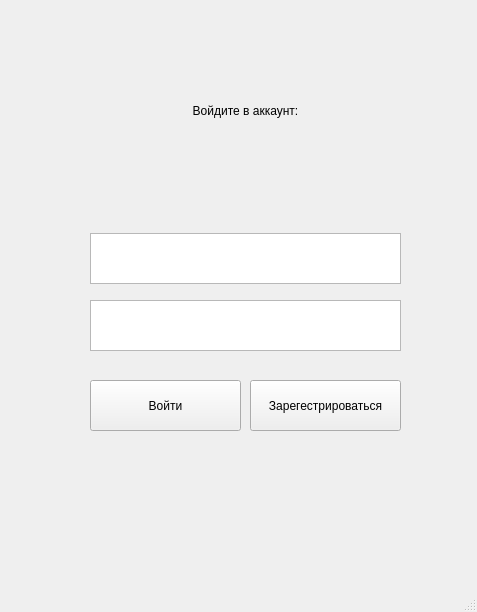
Qt form Assets/WindowsUI/sign.ui (yshelev/nya) before a commit.
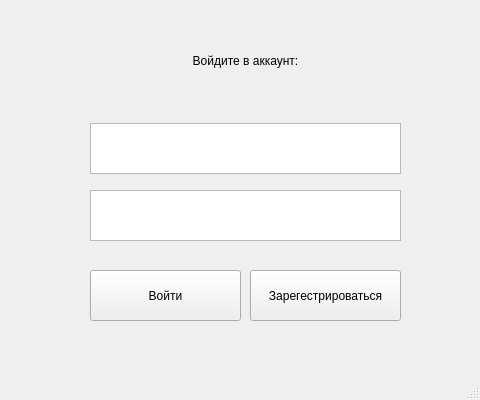
The same form after that commit.

Patch:
```diff
--- a/Assets/WindowsUI/sign.ui
+++ b/Assets/WindowsUI/sign.ui
@@ -6,8 +6,8 @@
    <rect>
     <x>0</x>
     <y>0</y>
-    <width>477</width>
-    <height>612</height>
+    <width>480</width>
+    <height>400</height>
    </rect>
   </property>
   <property name="windowTitle">
@@ -18,7 +18,7 @@
     <property name="geometry">
      <rect>
       <x>90</x>
-      <y>233</y>
+      <y>123</y>
       <width>311</width>
       <height>51</height>
      </rect>
@@ -28,7 +28,7 @@
     <property name="geometry">
      <rect>
       <x>90</x>
-      <y>300</y>
+      <y>190</y>
       <width>311</width>
       <height>51</height>
      </rect>
@@ -38,7 +38,7 @@
     <property name="geometry">
      <rect>
       <x>90</x>
-      <y>50</y>
+      <y>0</y>
       <width>311</width>
       <height>121</height>
      </rect>
@@ -54,7 +54,7 @@
     <property name="geometry">
      <rect>
       <x>250</x>
-      <y>380</y>
+      <y>270</y>
       <width>151</width>
       <height>51</height>
      </rect>
@@ -67,7 +67,7 @@
     <property name="geometry">
      <rect>
       <x>90</x>
-      <y>380</y>
+      <y>270</y>
       <width>151</width>
       <height>51</height>
      </rect>
@@ -76,6 +76,34 @@
      <string>Войти</string>
     </property>
    </widget>
+   <widget class="QLabel" name="label_warning">
+    <property name="geometry">
+     <rect>
+      <x>0</x>
+      <y>70</y>
+      <width>481</width>
+      <height>51</height>
+     </rect>
+    </property>
+    <property name="font">
+     <font>
+      <pointsize>10</pointsize>
+      <weight>75</weight>
+      <italic>true</italic>
+      <bold>true</bold>
+      <underline>true</underline>
+     </font>
+    </property>
+    <property name="styleSheet">
+     <string notr="true">color: red</string>
+    </property>
+    <property name="text">
+     <string/>
+    </property>
+    <property name="alignment">
+     <set>Qt::AlignCenter</set>
+    </property>
+   </widget>
   </widget>
   <widget class="QMenuBar" name="menubar">
    <property name="geometry">
```
Left out of the diff: 4 changed lines with no effect on the pictures.
